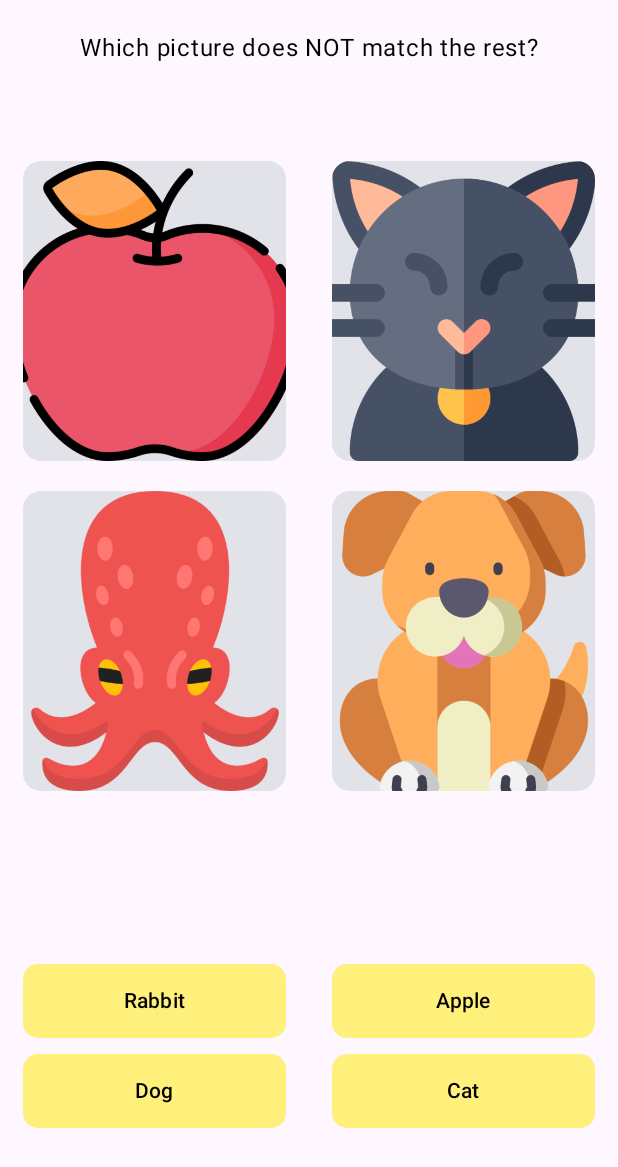
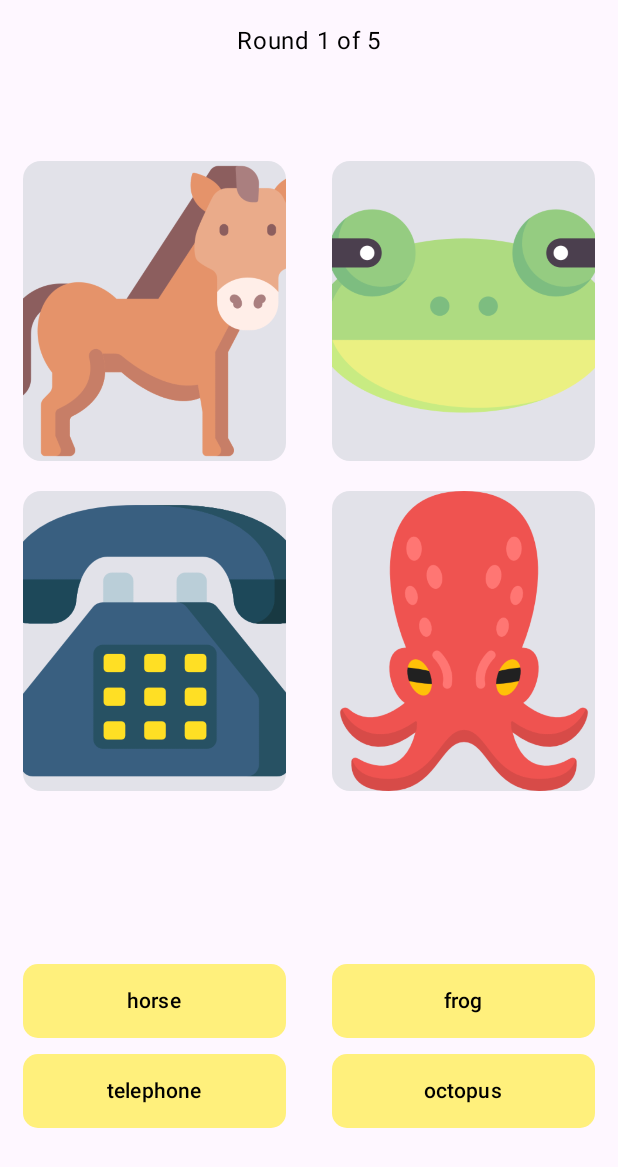
Before and after one commit to damianSte/CognitiveApp, an Android app built with Jetpack Compose: the TestOneActivity screen opened directly, with no data from a screen before it, on a phone screen of 412 x 824 dp. Shown: the top 1167 px of the screen. Run offline under Robolectric (Android 15) with nearby library versions, the phone set to English and light mode, and no system bars; our stand-ins replace Firebase (no records; nobody signed in at launch, a user with empty details on screens opened directly).

Commit message:
finished both tests, firebase conectio, collection started

```diff
--- a/app/build.gradle.kts
+++ b/app/build.gradle.kts
@@ -73,6 +73,7 @@
     implementation(libs.androidx.navigation.fragment.ktx)
     implementation(libs.androidx.navigation.ui.ktx)
     implementation(libs.firebase.auth)
+    implementation(libs.firebase.firestore.ktx)
     testImplementation(libs.junit)
     androidTestImplementation(libs.androidx.junit)
     androidTestImplementation(libs.androidx.espresso.core)
--- a/app/src/main/java/com/example/cognitiveapp/MainActivity/MainActivity.kt
+++ b/app/src/main/java/com/example/cognitiveapp/MainActivity/MainActivity.kt
@@ -19,6 +19,7 @@
                         1 -> directToTestOne()
                         2 -> directToTestTwo()
                         3 -> directToTestThree()
+
                     }
                 }
             }
@@ -38,4 +39,9 @@
         val intent = Intent(this, TestThreeActivity::class.java)
         startActivity(intent)
     }
+
+    private fun directToMainActivity(){
+        val intent = Intent(this, MainActivity::class.java)
+        startActivity(intent)
+    }
 }
--- /dev/null
+++ b/app/src/main/java/com/example/cognitiveapp/TestOne/OddOneOutCard.kt
@@ -0,0 +1,6 @@
+package com.example.cognitiveapp.TestOne
+
+class OddOneOutCard(
+    var value: Int,
+    var machFound: Boolean = false
+)
--- /dev/null
+++ b/app/src/main/java/com/example/cognitiveapp/TestOne/OddOneOutCardInterface.kt
@@ -0,0 +1,48 @@
+package com.example.cognitiveapp.TestOne
+import com.example.cognitiveapp.R
+
+interface OddOneOutCardInterface{
+
+    val correctImageMap: Map<Int, Int>
+    val incorrectImageMap: Map<Int, Int>
+    val correctWordMap : Map<Int, String>
+    val incorrectWordMap : Map<Int, String>
+    fun getImageResourceForNumber(number: Int): Int?
+}
+
+class ThemeOddOneOut(
+
+    override val correctWordMap: Map<Int, String> = mapOf(
+        1 to "octopus",
+        2 to "parrot",
+        3 to "dog",
+        4 to "cat",
+        5 to "frog",
+        6 to "horse"
+    ),
+    override val correctImageMap: Map<Int, Int> = mapOf(
+        1 to R.drawable.octopus,
+        2 to R.drawable.parrot,
+        3 to R.drawable.dog,
+        4 to R.drawable.cat,
+        5 to R.drawable.frog,
+        6 to R.drawable.horse
+    ),
+    override val incorrectImageMap: Map<Int, Int> = mapOf(
+        7 to R.drawable.apple,
+        8 to R.drawable.banana,
+        9 to R.drawable.chainsaw,
+        10 to R.drawable.telephone
+    ),
+    override val incorrectWordMap: Map<Int, String> = mapOf(
+        7 to "apple",
+        8 to "banana",
+        9 to "chainsaw",
+        10 to "telephone"
+    )
+
+): OddOneOutCardInterface {
+    override fun getImageResourceForNumber(number: Int): Int? {
+        return correctImageMap[number] ?: incorrectImageMap[number]
+    }
+}
--- /dev/null
+++ b/app/src/main/java/com/example/cognitiveapp/TestOne/OddOneOutState.kt
@@ -0,0 +1,16 @@
+package com.example.cognitiveapp.TestOne
+
+class OddOneOutState(
+    val cards: Array<OddOneOutCard> = generateCardArray(4),
+    val theme: OddOneOutCardInterface = ThemeOddOneOut()
+) {
+    companion object {
+        fun generateCardArray(size: Int): Array<OddOneOutCard> {
+            val correctValues = (1..6).shuffled().take(3).toMutableList()
+            val incorrectValues = listOf(7, 8, 9, 10).shuffled().take(1)
+            val allValues = (correctValues + incorrectValues).shuffled()
+
+            return Array(size) { index -> OddOneOutCard(allValues[index], false) }
+        }
+    }
+}
--- /dev/null
+++ b/app/src/main/java/com/example/cognitiveapp/TestOne/OddOneOutViewModel.kt
@@ -0,0 +1,84 @@
+package com.example.cognitiveapp.firebase
+
+
+import android.content.ContentValues
+import android.util.Log
+import androidx.lifecycle.ViewModel
+import com.example.cognitiveapp.TestOne.OddOneOutCard
+import com.example.cognitiveapp.TestOne.OddOneOutState
+import com.google.firebase.auth.ktx.auth
+import com.google.firebase.firestore.ktx.firestore
+import com.google.firebase.ktx.Firebase
+class OddOneOutViewModel : ViewModel() {
+
+    private val db = Firebase.firestore
+    private val auth = Firebase.auth
+
+    var state = OddOneOutState()
+    var currentRound = 1
+    val totalRounds = 5
+    var correctAnswers = 0
+
+    fun resetGame() {
+        currentRound = 1
+        state = OddOneOutState()
+        correctAnswers = 0
+    }
+
+    fun nextRound() {
+        if (currentRound < totalRounds) {
+            currentRound++
+            state = OddOneOutState()
+        }
+    }
+
+    fun saveGameResult() {
+        val currentUser = auth.currentUser
+        if (currentUser == null) {
+            Log.w(ContentValues.TAG, "No user is logged in.")
+            return
+        }
+
+        val score = correctAnswers.toFloat() / totalRounds
+        val gameData = OneOddOutDataClass(score = score)
+
+        currentUser.uid.let { userId ->
+            val userGamesRef = db.collection("users").document(userId).collection("OddOneOutGames")
+            userGamesRef
+                .add(gameData)
+                .addOnSuccessListener { documentReference ->
+                    Log.d(ContentValues.TAG, "Game result added with ID: ${documentReference.id}")
+                }
+                .addOnFailureListener { e ->
+                    Log.w(ContentValues.TAG, "Error adding game result", e)
+                }
+        }
+    }
+
+    fun handleWordClick(wordId: Int): Boolean {
+        val correctAnswer = state.cards.firstOrNull { state.theme.incorrectWordMap[it.value] != null }?.value
+        return if (correctAnswer == wordId) {
+            state.cards.forEach { it.machFound = true }
+            correctAnswers++
+            true
+        } else {
+            false
+        }
+    }
+
+    fun getCurrentCards(): Array<OddOneOutCard> {
+        return state.cards
+    }
+
+    fun getImageResourceForCard(card: OddOneOutCard): Int? {
+        return state.theme.getImageResourceForNumber(card.value)
+    }
+
+    fun getWordForNumber(number: Int): String? {
+        return state.theme.correctWordMap[number] ?: state.theme.incorrectWordMap[number]
+    }
+
+    fun isGameComplete(): Boolean {
+        return currentRound >= totalRounds
+    }
+}
--- a/app/src/main/java/com/example/cognitiveapp/TestOne/TestOneActivity.kt
+++ b/app/src/main/java/com/example/cognitiveapp/TestOne/TestOneActivity.kt
@@ -1,16 +1,23 @@
 package com.example.cognitiveapp.TestOne
 
+import android.content.Intent
 import android.os.Bundle
 import androidx.activity.ComponentActivity
 import androidx.activity.compose.setContent
+import androidx.activity.viewModels
+import androidx.core.content.ContextCompat.startActivity
+import com.example.cognitiveapp.MainActivity.MainActivity
+import com.example.cognitiveapp.firebase.OddOneOutViewModel
 import com.example.cognitiveapp.ui.theme.CognitiveAppTheme
 
-class TestOneActivity: ComponentActivity() {
+class TestOneActivity : ComponentActivity() {
     override fun onCreate(savedInstanceState: Bundle?) {
         super.onCreate(savedInstanceState)
         setContent {
             CognitiveAppTheme {
-                TestOneForm()
+                val viewModel: OddOneOutViewModel by viewModels()
+                TestOneForm(viewModel = viewModel)
+
             }
         }
     }
--- a/app/src/main/java/com/example/cognitiveapp/TestOne/TestOneForm.kt
+++ b/app/src/main/java/com/example/cognitiveapp/TestOne/TestOneForm.kt
@@ -1,60 +1,30 @@
 package com.example.cognitiveapp.TestOne
 
+import android.content.Context
+import android.content.Intent
 import androidx.compose.foundation.Image
-import androidx.compose.foundation.layout.Arrangement
-import androidx.compose.foundation.layout.Box
-import androidx.compose.foundation.layout.Column
-import androidx.compose.foundation.layout.Row
-import androidx.compose.foundation.layout.fillMaxSize
-import androidx.compose.foundation.layout.fillMaxWidth
-import androidx.compose.foundation.layout.height
-import androidx.compose.foundation.layout.padding
-import androidx.compose.foundation.layout.width
-import androidx.compose.foundation.shape.CircleShape
+import androidx.compose.foundation.layout.*
 import androidx.compose.foundation.shape.RoundedCornerShape
-import androidx.compose.material3.Button
-import androidx.compose.material3.ButtonDefaults
-import androidx.compose.material3.Card
-import androidx.compose.material3.Text
-import androidx.compose.runtime.Composable
-import androidx.compose.runtime.getValue
-import androidx.compose.runtime.mutableStateOf
-import androidx.compose.runtime.remember
-import androidx.compose.runtime.setValue
+import androidx.compose.material3.*
+import androidx.compose.runtime.*
 import androidx.compose.ui.Alignment
 import androidx.compose.ui.Modifier
 import androidx.compose.ui.graphics.Color
 import androidx.compose.ui.layout.ContentScale
-import androidx.compose.ui.layout.VerticalAlignmentLine
-import androidx.compose.ui.platform.LocalDensity
+import androidx.compose.ui.platform.LocalContext
 import androidx.compose.ui.res.painterResource
 import androidx.compose.ui.tooling.preview.Preview
 import androidx.compose.ui.unit.dp
-import com.example.cognitiveapp.R
+import com.example.cognitiveapp.MainActivity.MainActivity
+import com.example.cognitiveapp.firebase.OddOneOutViewModel
 import com.example.cognitiveapp.ui.theme.CognitiveAppTheme
-
-// is reset necessary here?
-
-//@Composable
-//fun ResetGameButton(
-//    modifier: Modifier = Modifier
-//) {
-//
-//    IconButton(
-//        onClick = {},
-//        icon = Icons.Default.Cached,
-//        contentDescription = "Reset Game",
-//        tint = Color.Black,
-//        modifier = modifier
-//    )
-//}
 
 @Composable
 fun AnswerButton(
     onClick: () -> Unit,
     answerText: String
-){
-    Box() {
+) {
+    Box {
         Button(
             onClick = onClick,
             shape = RoundedCornerShape(10.dp),
@@ -76,49 +46,74 @@
 fun ImageCard(
     drawableResource: Int,
     imageContent: String
-){
-    var cardHeight by remember {
-        mutableStateOf(0.dp)
-    }
-    var cardWidth by remember {
-        mutableStateOf(0.dp)
-    }
-
+) {
     Card(Modifier.padding(vertical = 10.dp)) {
         Box(
-            modifier = Modifier.height(200.dp).width(200.dp),
+            modifier = Modifier
+                .height(200.dp)
+                .width(200.dp),
             contentAlignment = Alignment.Center
         ) {
-            val cardAspectRatio = cardWidth / cardHeight
-            val shouldUseFillWidth = cardAspectRatio > 0.66f
             Image(
                 painter = painterResource(id = drawableResource),
                 contentDescription = "Image of a $imageContent",
-                contentScale =
-                if (shouldUseFillWidth) ContentScale.FillWidth else ContentScale.FillHeight,
+                contentScale = ContentScale.Crop,
                 modifier = Modifier.fillMaxSize(),
                 alignment = Alignment.Center
             )
-
         }
     }
 }
 
 @Composable
-fun TestOneForm(){
+fun TestOneForm(viewModel: OddOneOutViewModel) {
+    var correctAnswer by remember { mutableStateOf(false) }
+    var roundCompleted by remember { mutableStateOf(false) }
+    var gameComplete by remember { mutableStateOf(false) }
+
+    val cards = viewModel.getCurrentCards()
+    val context = LocalContext.current
+
+    fun handleAnswer(wordId: Int) {
+        correctAnswer = viewModel.handleWordClick(wordId)
+        roundCompleted = true
+        if (!viewModel.isGameComplete()) {
+            viewModel.nextRound()
+            correctAnswer = false
+            roundCompleted = false
+        } else {
+            gameComplete = true
+            viewModel.saveGameResult()
+        }
+    }
 
     Column {
-        Box(Modifier.padding(vertical = 15.dp).weight(0.5f)) {
+        Box(
+            Modifier
+                .padding(vertical = 15.dp)
+                .weight(0.5f)
+        ) {
             Column(
                 verticalArrangement = Arrangement.Center,
                 horizontalAlignment = Alignment.CenterHorizontally,
-                modifier = Modifier.fillMaxSize().padding(horizontal = 15.dp)
+                modifier = Modifier
+                    .fillMaxSize()
+                    .padding(horizontal = 15.dp)
             ) {
-                Text(text = "Which picture does NOT match the rest?")
+                Text(
+                    text = "Round ${viewModel.currentRound} of ${viewModel.totalRounds}"
+                    )
+
+                Text(text = "Which picture does NOT match the rest?", modifier = Modifier.padding(3.dp))
+//
             }
         }
 
-        Box(Modifier.padding(vertical = 15.dp).weight(4f)) {
+        Box(
+            Modifier
+                .padding(vertical = 15.dp)
+                .weight(4f)
+        ) {
             Row(
                 verticalAlignment = Alignment.CenterVertically,
                 horizontalArrangement = Arrangement.Center,
@@ -127,26 +122,33 @@
                 Column(
                     verticalArrangement = Arrangement.Center,
                     horizontalAlignment = Alignment.CenterHorizontally,
-                    modifier = Modifier.padding(horizontal = 15.dp).weight(1f)
+                    modifier = Modifier
+                        .padding(horizontal = 15.dp)
+                        .weight(1f)
                 ) {
-                    ImageCard(drawableResource = R.drawable.apple, imageContent = "Apple")
-                    ImageCard(drawableResource = R.drawable.octopus, imageContent = "Rabbit")
+                    ImageCard(drawableResource = viewModel.getImageResourceForCard(cards[0])!!, imageContent = viewModel.getWordForNumber(cards[0].value)!!)
+                    ImageCard(drawableResource = viewModel.getImageResourceForCard(cards[1])!!, imageContent = viewModel.getWordForNumber(cards[1].value)!!)
                 }
 
                 Column(
                     verticalArrangement = Arrangement.Center,
                     horizontalAlignment = Alignment.CenterHorizontally,
-                    modifier = Modifier.padding(horizontal = 15.dp).weight(1f)
+                    modifier = Modifier
+                        .padding(horizontal = 15.dp)
+                        .weight(1f)
                 ) {
-                    ImageCard(drawableResource = R.drawable.cat, imageContent = "Cat")
-                    ImageCard(drawableResource = R.drawable.dog, imageContent = "Dog")
+                    ImageCard(drawableResource = viewModel.getImageResourceForCard(cards[2])!!, imageContent = viewModel.getWordForNumber(cards[2].value)!!)
+                    ImageCard(drawableResource = viewModel.getImageResourceForCard(cards[3])!!, imageContent = viewModel.getWordForNumber(cards[3].value)!!)
                 }
-
             }
         }
 
-        Box(Modifier.padding(vertical = 15.dp).weight(2f)) {
-            Row (
+        Box(
+            Modifier
+                .padding(vertical = 15.dp)
+                .weight(2f)
+        ) {
+            Row(
                 verticalAlignment = Alignment.CenterVertically,
                 horizontalArrangement = Arrangement.Center,
                 modifier = Modifier.fillMaxSize()
@@ -154,30 +156,53 @@
                 Column(
                     verticalArrangement = Arrangement.Center,
                     horizontalAlignment = Alignment.CenterHorizontally,
-                    modifier = Modifier.padding(horizontal = 15.dp).weight(1f)
+                    modifier = Modifier
+                        .padding(horizontal = 15.dp)
+                        .weight(1f)
                 ) {
-                    AnswerButton(onClick = { /*TODO*/ }, answerText = "Rabbit")
-                    AnswerButton(onClick = { /*TODO*/ }, answerText = "Dog")
+                    AnswerButton(onClick = { handleAnswer(cards[0].value) }, answerText = viewModel.getWordForNumber(cards[0].value)!!)
+                    AnswerButton(onClick = { handleAnswer(cards[1].value) }, answerText = viewModel.getWordForNumber(cards[1].value)!!)
                 }
 
                 Column(
                     verticalArrangement = Arrangement.Center,
                     horizontalAlignment = Alignment.CenterHorizontally,
-                    modifier = Modifier.padding(horizontal = 15.dp).weight(1f)
+                    modifier = Modifier
+                        .padding(horizontal = 15.dp)
+                        .weight(1f)
                 ) {
-                    AnswerButton(onClick = { /*TODO*/ }, answerText = "Apple")
-                    AnswerButton(onClick = { /*TODO*/ }, answerText = "Cat")
+                    AnswerButton(onClick = { handleAnswer(cards[2].value) }, answerText = viewModel.getWordForNumber(cards[2].value)!!)
+                    AnswerButton(onClick = { handleAnswer(cards[3].value) }, answerText = viewModel.getWordForNumber(cards[3].value)!!)
+                }
+            }
+        }
+
+        if (roundCompleted) {
+            if (gameComplete) {
+                Text(
+                    text = "Game Over! Final Score: ${viewModel.correctAnswers} / ${viewModel.totalRounds}",
+                    modifier = Modifier.align(Alignment.CenterHorizontally),
+                    style = MaterialTheme.typography.headlineSmall
+                )
+                Button(onClick = {
+                    context.startActivity(Intent(context, MainActivity::class.java))
+                    correctAnswer = false
+                    roundCompleted = false
+                    gameComplete = false
+
+                },
+                    modifier = Modifier.align(Alignment.CenterHorizontally)) {
+                    Text("Finish")
                 }
             }
         }
     }
-
 }
 
 @Preview(showBackground = true, showSystemUi = true)
 @Composable
 fun TestOnePreview() {
     CognitiveAppTheme {
-        TestOneForm()
+        TestOneForm(viewModel = OddOneOutViewModel())
     }
 }
--- a/gradle/libs.versions.toml
+++ b/gradle/libs.versions.toml
@@ -15,6 +15,7 @@
 navigationUiKtx = "2.7.7"
 googleGmsGoogleServices = "4.4.2"
 firebaseAuth = "23.0.0"
+firebaseFirestoreKtx = "25.0.0"
 
 [libraries]
 androidx-core-ktx = { group = "androidx.core", name = "core-ktx", version.ref = "coreKtx" }
@@ -37,6 +38,7 @@
 androidx-navigation-fragment-ktx = { group = "androidx.navigation", name = "navigation-fragment-ktx", version.ref = "navigationFragmentKtx" }
 androidx-navigation-ui-ktx = { group = "androidx.navigation", name = "navigation-ui-ktx", version.ref = "navigationUiKtx" }
 firebase-auth = { group = "com.google.firebase", name = "firebase-auth", version.ref = "firebaseAuth" }
+firebase-firestore-ktx = { group = "com.google.firebase", name = "firebase-firestore-ktx", version.ref = "firebaseFirestoreKtx" }
 
 [plugins]
 androidApplication = { id = "com.android.application", version.ref = "agp" }
```
Also changed, not shown: app/src/main/java/com/example/cognitiveapp/TestOne/OddOneOutEvent.kt (added, +7 -0 lines), app/src/main/java/com/example/cognitiveapp/TestTwo/Game/MemoryViewModel.kt (+31 -0 lines), app/src/main/java/com/example/cognitiveapp/TestTwo/TestTwoActivity.kt (+6 -1 lines), app/src/main/java/com/example/cognitiveapp/TestTwo/TestTwoForm.kt (+50 -97 lines), app/src/main/java/com/example/cognitiveapp/firebase/MemoryGameDataClass.kt (added, +9 -0 lines), app/src/main/java/com/example/cognitiveapp/firebase/OneOddOutDataClass.kt (added, +14 -0 lines), app/src/main/res/drawable/banana.png (added), app/src/main/res/drawable/chainsaw.png (added), app/src/main/res/drawable/telephone.png (added).
